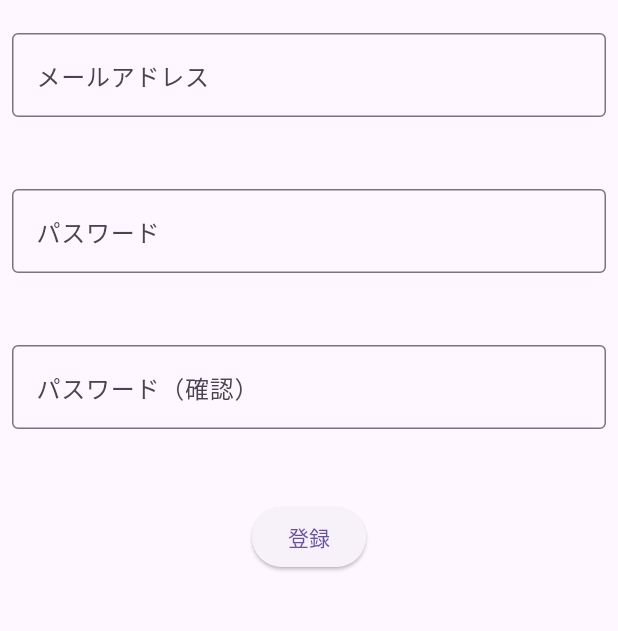
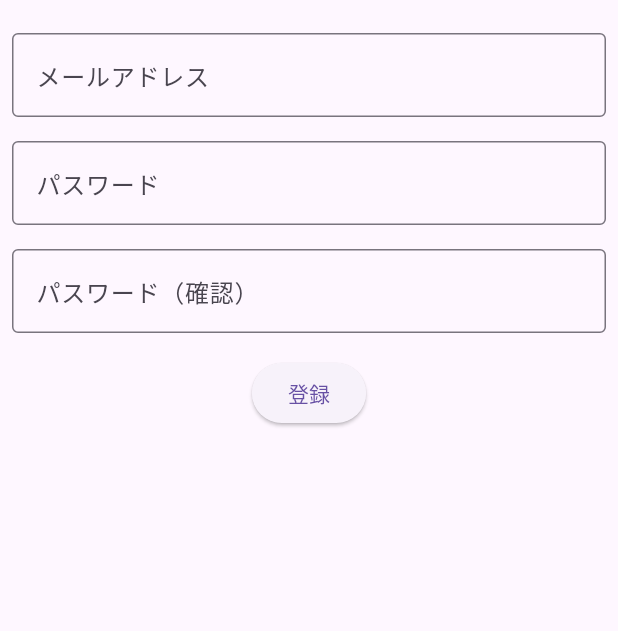
Before and after one commit to Koichi5/sample-flutter, a Flutter app: the SpacingScreen screen opened directly, on a phone screen of 412 x 824 dp, the part 63-694 px from its top. Run offline on Flutter 3.47's test engine with Material 3 defaults, Android fonts, the phone set to English and light mode, and no system bars; our stand-ins replace flutter_hooks, flutter_riverpod, gap, go_router, hooks_riverpod, photo_view and 3 more; missing offline and left inert: async_queue, dart:html, dataclass, freezed, image_picker_web; accounts and stored records are empty; generated files the repository leaves out were written again.

```diff
--- a/lib/spacing/spacing_screen.dart
+++ b/lib/spacing/spacing_screen.dart
@@ -12,7 +12,7 @@ class SpacingScreen extends StatelessWidget {
       body: Padding(
         padding: const EdgeInsets.all(8.0),
         child: Column(
-          spacing: 16,
+          // spacing: 16,
           children: [
             const _CustomTextField(
               hintText: 'メールアドレス',
```
